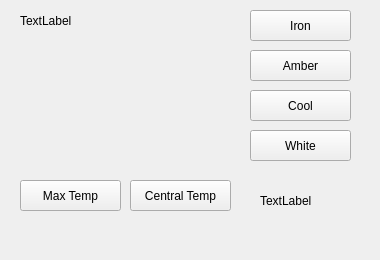
First picture: the form in mainwindow.ui, repository wpsteak/QT_Practice, before the edit.
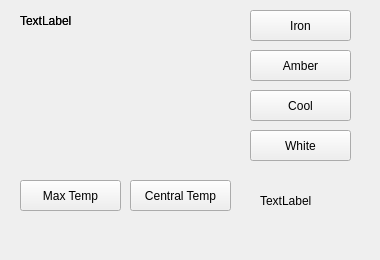
Second picture: the form after the edit.

Commit message: now can display both max/min temp point on the window

What changed in the file:
```diff
--- a/mainwindow.ui
+++ b/mainwindow.ui
@@ -119,6 +119,19 @@
       <string>TextLabel</string>
      </property>
     </widget>
+    <widget class="QLabel" name="minTempLabel">
+     <property name="geometry">
+      <rect>
+       <x>0</x>
+       <y>0</y>
+       <width>68</width>
+       <height>21</height>
+      </rect>
+     </property>
+     <property name="text">
+      <string>TextLabel</string>
+     </property>
+    </widget>
    </widget>
    <widget class="QPushButton" name="pushButton">
     <property name="geometry">
```
The commit also changes 2 other files.
